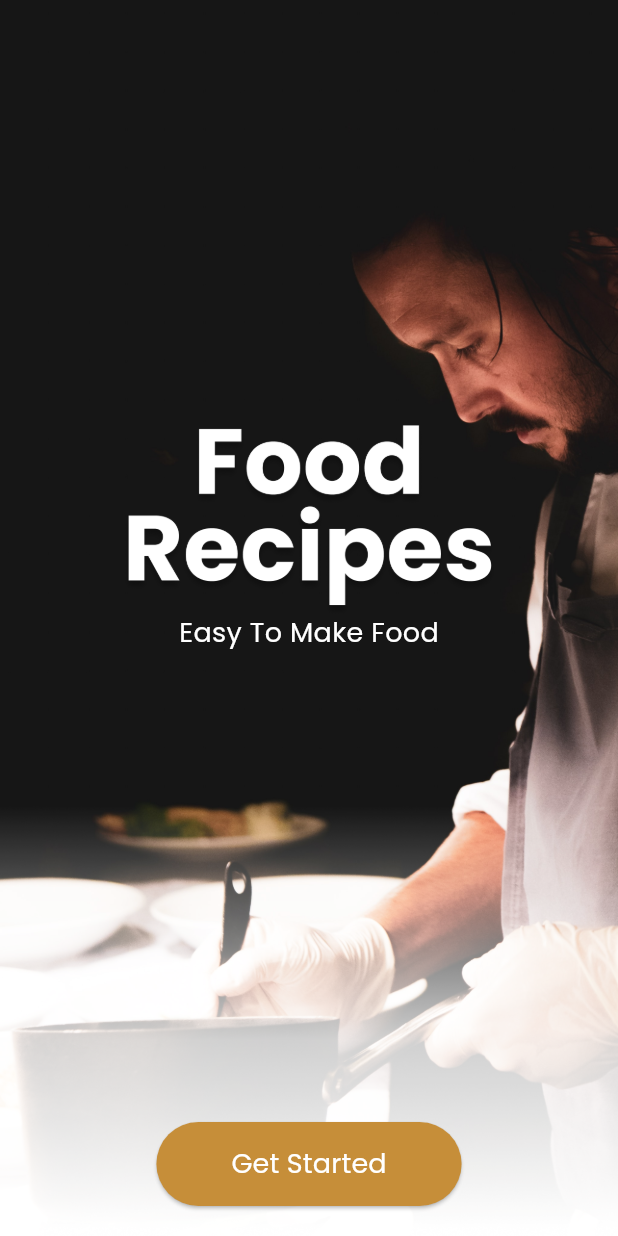
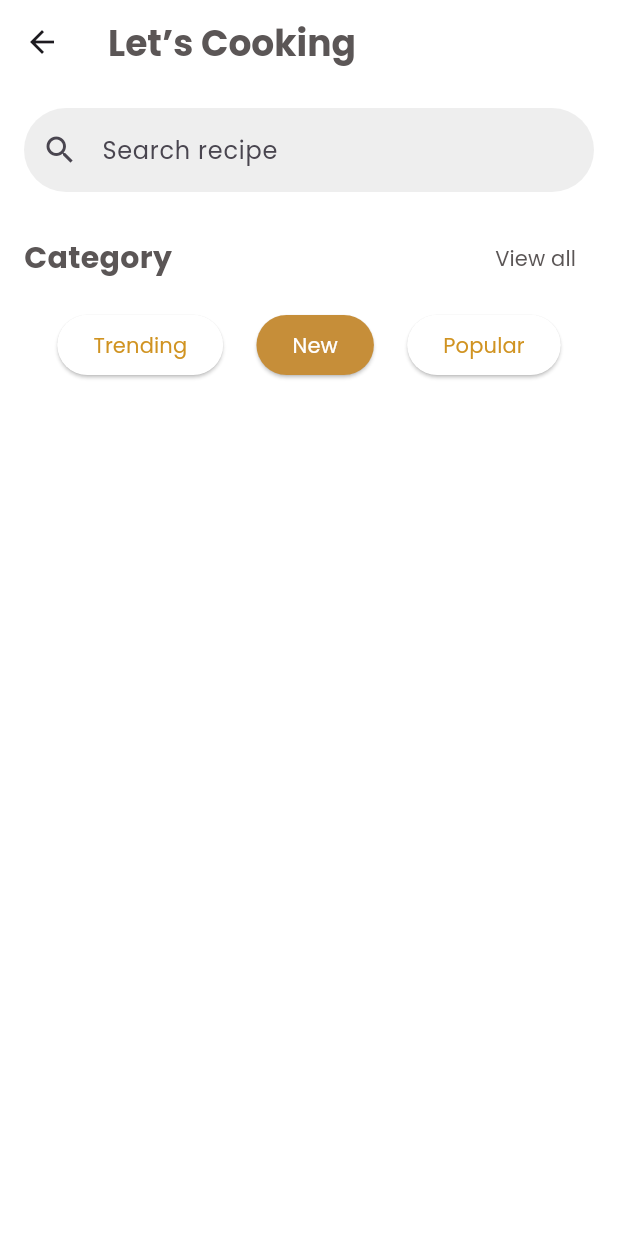
Before and after one commit to yasminesdj/food_app, a Flutter app: the screen it shows after launch, after a tap on "Get Started", on a phone screen of 412 x 824 dp. Run offline on Flutter 3.47's test engine with Material 3 defaults, Android fonts, the phone set to English and light mode, and no system bars.

Commit message:
starting the home page :)

```diff
--- /dev/null
+++ b/lib/home_page.dart
@@ -0,0 +1,99 @@
+import 'package:flutter/material.dart';
+import 'package:flutter/widgets.dart';
+
+class HomePage extends StatelessWidget {
+  const HomePage({super.key});
+
+  @override
+  Widget build(BuildContext context) {
+    return Scaffold(
+      appBar: AppBar(
+        title: const Text(
+          'Let’s Cooking',
+          style: TextStyle(
+            color: Color.fromARGB(255, 91, 86, 86),
+            fontSize: 24,
+            fontWeight: FontWeight.bold,
+          ),
+        ),
+        elevation: 0,
+        backgroundColor: Color.fromARGB(0, 210, 23, 23),
+        centerTitle: false,
+      ),
+      backgroundColor: Colors.white,
+      body: Padding(
+        padding: const EdgeInsets.all(16.0),
+        child: Column(
+          crossAxisAlignment: CrossAxisAlignment.start,
+          children: [
+            TextField(
+              decoration: InputDecoration(
+                hintText: 'Search recipe',
+                prefixIcon: Icon(Icons.search),
+                border: OutlineInputBorder(
+                  borderRadius: BorderRadius.circular(30),
+                  borderSide: BorderSide.none,
+                ),
+                filled: true,
+                fillColor: Colors.grey[200],
+              ),
+            ),
+            const SizedBox(height: 20),
+            Row(
+              mainAxisAlignment: MainAxisAlignment.spaceBetween,
+              children: [
+                const Text(
+                  'Category',
+                  style: TextStyle(
+                    fontSize: 20,
+                    fontWeight: FontWeight.bold,
+                    color: Color.fromARGB(255, 91, 86, 86),
+                  ),
+                ),
+                TextButton(
+                  onPressed: () {},
+                  child: const Text(
+                    'View all',
+                    style: TextStyle(
+                      color: Color.fromARGB(255, 91, 86, 86),
+                    ),
+                  ),
+                ),
+              ],
+            ),
+            const SizedBox(height: 10),
+            Row(
+              mainAxisAlignment: MainAxisAlignment.spaceEvenly,
+              children: [
+                _buildCategoryButton('Trending'),
+                _buildCategoryButton('New'),
+                _buildCategoryButton('Popular'),
+              ],
+            ),
+          ],
+        ),
+      ),
+    );
+  }
+
+  Widget _buildCategoryButton(String label) {
+    return ElevatedButton(
+      onPressed: () {},
+      style: ElevatedButton.styleFrom(
+        backgroundColor: label == 'New'
+            ? const Color.fromARGB(255, 198, 142, 57)
+            : Colors.white,
+        shape: RoundedRectangleBorder(
+          borderRadius: BorderRadius.circular(20),
+        ),
+      ),
+      child: Text(
+        label,
+        style: TextStyle(
+          color:
+              label == 'New' ? Colors.white : Color.fromARGB(255, 208, 147, 33),
+        ),
+      ),
+    );
+  }
+}
--- a/lib/main.dart
+++ b/lib/main.dart
@@ -1,4 +1,5 @@
 import 'package:flutter/material.dart';
+import 'home_page.dart'; // Import the home page file
 
 void main() {
   runApp(const MyApp());
@@ -13,13 +14,13 @@ class MyApp extends StatelessWidget {
       theme: ThemeData(
         fontFamily: 'Poppins',
       ),
-      home: const gettingStarted(),
+      home: const GettingStarted(),
     );
   }
 }
 
-class gettingStarted extends StatelessWidget {
-  const gettingStarted({super.key});
+class GettingStarted extends StatelessWidget {
+  const GettingStarted({super.key});
 
   @override
   Widget build(BuildContext context) {
@@ -51,16 +52,20 @@ class gettingStarted extends StatelessWidget {
           Align(
             alignment: Alignment.bottomCenter,
             child: Padding(
-              padding: const EdgeInsets.all(20.0),
+              padding: const EdgeInsets.all(10.0),
               child: ElevatedButton(
-                onPressed: () {},
+                onPressed: () {
+                  // Navigate to the Home Page
+                  Navigator.push(
+                    context,
+                    MaterialPageRoute(builder: (context) => const HomePage()),
+                  );
+                },
                 style: ElevatedButton.styleFrom(
                   backgroundColor: Color.fromARGB(255, 198, 142, 57),
                   shape: RoundedRectangleBorder(
                     borderRadius: BorderRadius.circular(30),
                   ),
-                  padding:
-                      const EdgeInsets.symmetric(horizontal: 50, vertical: 15),
                 ),
                 child: const Text(
                   'Get Started',
```
Also changed, not shown: assets/Picture.png, 2 other files.
